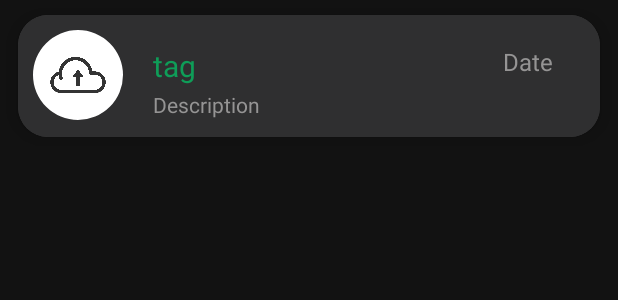
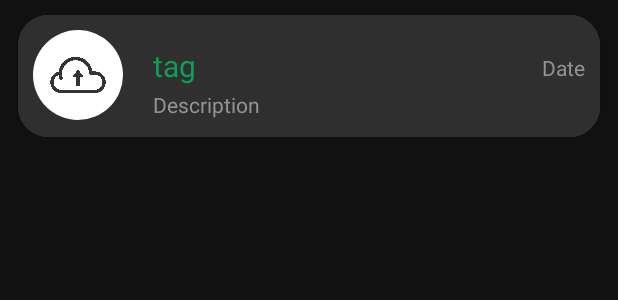
Before and after one commit to AriZume/TechLog23-24, an Android app: the layout recycler_item.xml on its own in the app's theme, with its tools: preview values and no code run, on a phone screen of 412 x 824 dp. Shown: the top 300 px of the screen. Run offline under Robolectric (Android 15) with nearby library versions, the phone set to English and light mode, and no system bars.

Commit message:
loading and date fix

```diff
--- a/project/app/src/main/res/layout/progress_layout.xml
+++ b/project/app/src/main/res/layout/progress_layout.xml
@@ -9,14 +9,14 @@
         android:layout_width="0dp"
         android:layout_height="wrap_content"
         android:layout_weight="1"
-        android:indeterminateTint="@color/lavender"/>
+        android:indeterminateTint="@color/green"/>
     <TextView
         android:layout_width="0dp"
         android:layout_height="match_parent"
         android:layout_weight="4"
         android:text="Loading..."
         android:textSize="18sp"
-        android:textColor="@color/lavender"
+        android:textColor="@color/lightGray"
         android:gravity="start|center_vertical"/>
 
 
--- a/project/app/src/main/res/layout/recycler_item.xml
+++ b/project/app/src/main/res/layout/recycler_item.xml
@@ -18,15 +18,16 @@
         android:background="#2F2F30">
 
         <com.google.android.material.imageview.ShapeableImageView
+            android:id="@+id/recImage"
             android:layout_width="60dp"
             android:layout_height="60dp"
-            android:id="@+id/recImage"
+            android:layout_alignParentStart="true"
+            android:layout_marginStart="10dp"
+            android:layout_marginTop="10dp"
+            android:layout_marginBottom="10dp"
+            android:scaleType="centerCrop"
             android:src="@drawable/uploadimg"
-            android:layout_marginStart="10dp"
-            android:layout_marginBottom="10dp"
-            android:layout_marginTop="10dp"
-            android:scaleType="centerCrop"
-            app:shapeAppearanceOverlay="@style/roundedImageViewRounded"/>
+            app:shapeAppearanceOverlay="@style/roundedImageViewRounded" />
 
         <TextView
             android:layout_width="120dp"
@@ -41,18 +42,20 @@
 
         <TextView
             android:id="@+id/recDate"
-            android:layout_width="80dp"
-            android:layout_height="45dp"
-            android:layout_marginStart="90dp"
-            android:layout_marginTop="20dp"
+            android:layout_width="104dp"
+            android:layout_height="wrap_content"
+            android:layout_alignParentEnd="true"
+            android:layout_marginStart="60dp"
+            android:layout_marginTop="25dp"
+            android:layout_marginEnd="10dp"
             android:layout_toEndOf="@id/recTag"
             android:text="Date"
-            android:textAlignment="center"
+            android:textAlignment="textEnd"
             android:textColor="#959494"
-            android:textSize="16sp" />
+            android:textSize="14sp" />
 
         <TextView
-            android:layout_width="140dp"
+            android:layout_width="180dp"
             android:layout_height="wrap_content"
             android:id="@+id/recDesc"
             android:text="Description"
```
